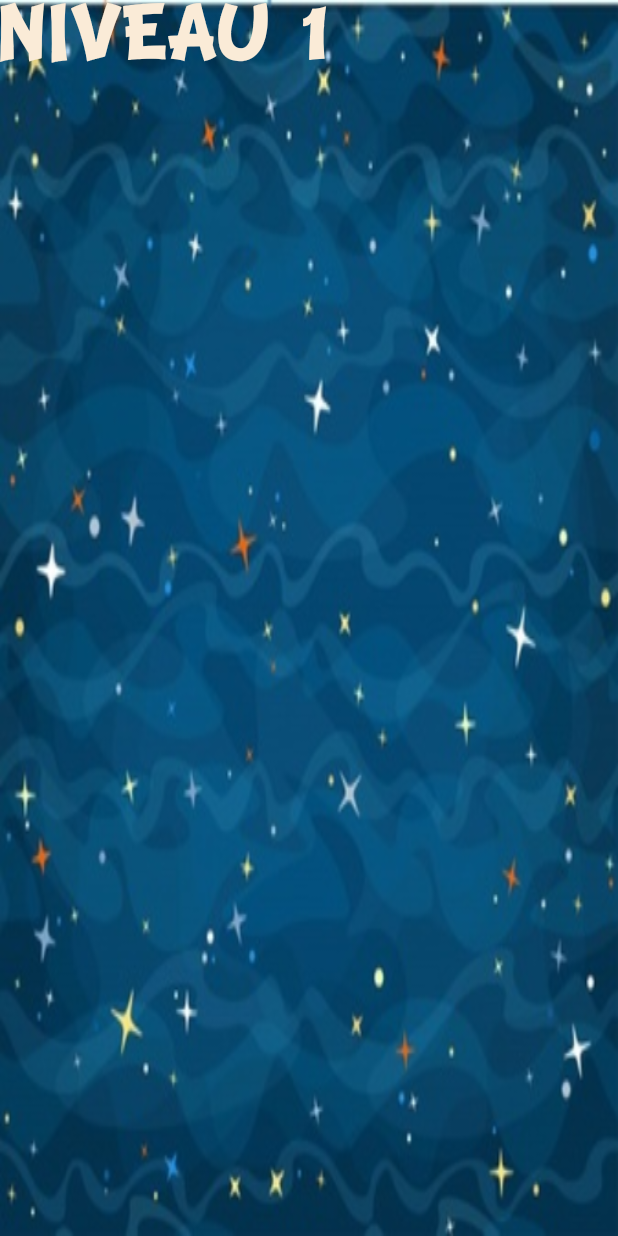
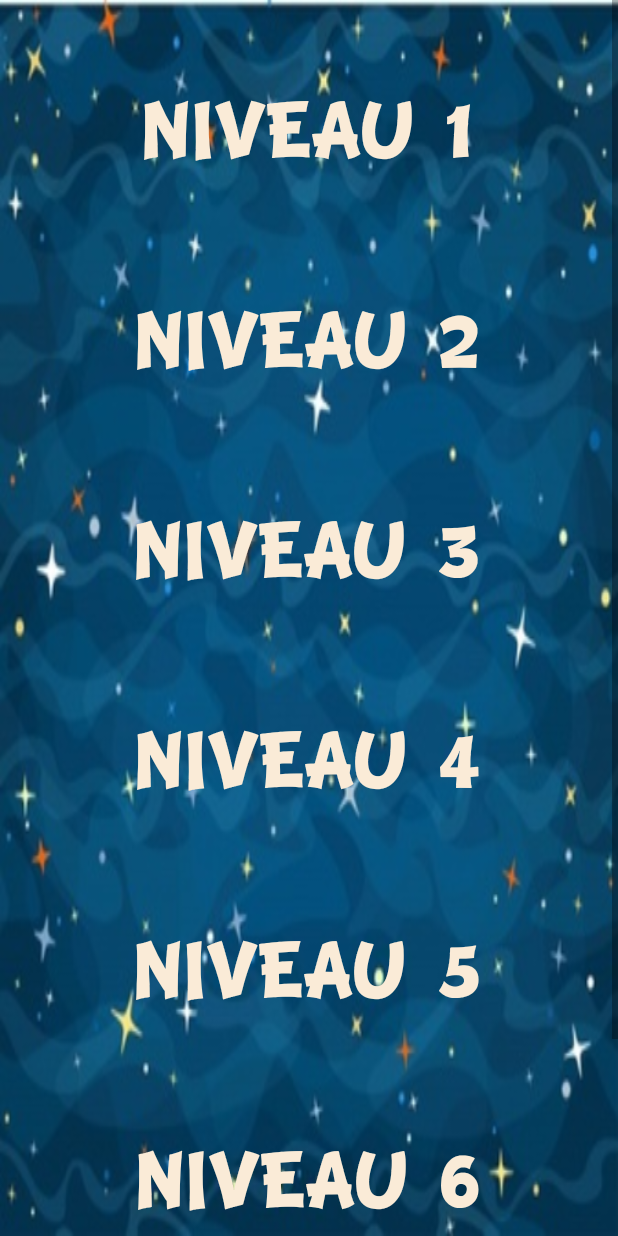
Before and after one commit to TheGroovINTpanda/Pandarezzo, an Android app: the layout menu_niveau.xml on its own in the app's theme, with its tools: preview values and no code run, on a phone screen of 412 x 824 dp. Run offline under Robolectric (Android 15) with nearby library versions, the phone set to English and light mode, and no system bars.

Commit message:
scrollview ajout boutons

```diff
--- a/app/src/main/res/layout/menu_niveau.xml
+++ b/app/src/main/res/layout/menu_niveau.xml
@@ -1,18 +1,103 @@
 <?xml version="1.0" encoding="utf-8"?>
 <ScrollView
-    xmlns:android="http://schemas.android.com/apk/res/android" android:layout_width="match_parent"
+    xmlns:android="http://schemas.android.com/apk/res/android"
+    android:layout_width="match_parent"
     android:layout_height="match_parent"
     android:background="@drawable/ciel_etoile"
     >
 
-    <Button
-        android:id="@+id/niveau1"
-        android:layout_width="wrap_content"
+    <LinearLayout
+        android:layout_width="match_parent"
         android:layout_height="wrap_content"
-        android:background="@color/transparant"
-        android:fontFamily="@font/bd_cartoon_shout"
-        android:text="Niveau 1"
-        android:textSize="42dp"
-        android:textColor="@color/blanc_antique"/>
+        android:orientation="vertical"
+        android:gravity="center">
 
+        <Button
+            android:id="@+id/niveau1"
+            android:layout_width="wrap_content"
+            android:layout_height="100dp"
+            android:background="@color/transparant"
+            android:fontFamily="@font/bd_cartoon_shout"
+            android:text="Niveau 1"
+            android:textSize="42sp"
+            android:textColor="@color/blanc_antique"
+            android:layout_marginTop="40dp"
+            />
+
+        <Button
+            android:id="@+id/niveau2"
+            android:layout_width="wrap_content"
+            android:layout_height="100dp"
+            android:layout_marginTop="40dp"
+            android:background="@color/transparant"
+            android:fontFamily="@font/bd_cartoon_shout"
+            android:text="Niveau 2"
+            android:textSize="42sp"
+            android:textColor="@color/blanc_antique"
+            />
+
+        <Button
+            android:id="@+id/niveau3"
+            android:layout_width="wrap_content"
+            android:layout_height="100dp"
+            android:layout_marginTop="40dp"
+            android:background="@color/transparant"
+            android:fontFamily="@font/bd_cartoon_shout"
+            android:text="Niveau 3"
+            android:textSize="42sp"
+            android:textColor="@color/blanc_antique"
+            />
+
+        <Button
+            android:id="@+id/niveau4"
+            android:layout_width="wrap_content"
+            android:layout_height="100dp"
+            android:layout_marginTop="40dp"
+            android:background="@color/transparant"
+            android:fontFamily="@font/bd_cartoon_shout"
+            android:text="Niveau 4"
+            android:textSize="42sp"
+            android:textColor="@color/blanc_antique"
+            />
+
+        <Button
+            android:id="@+id/niveau5"
+            android:layout_width="wrap_content"
+            android:layout_height="100dp"
+            android:layout_marginTop="40dp"
+            android:background="@color/transparant"
+            android:fontFamily="@font/bd_cartoon_shout"
+            android:text="Niveau 5"
+            android:textSize="42sp"
+            android:textColor="@color/blanc_antique"
+            />
+
+        <Button
+            android:id="@+id/niveau6"
+            android:layout_width="wrap_content"
+            android:layout_height="100dp"
+            android:layout_marginTop="40dp"
+            android:background="@color/transparant"
+            android:fontFamily="@font/bd_cartoon_shout"
+            android:text="Niveau 6"
+            android:textSize="42sp"
+            android:textColor="@color/blanc_antique"
+            />
+
+        <Button
+            android:id="@+id/niveau7"
+            android:layout_width="wrap_content"
+            android:layout_height="100dp"
+            android:layout_marginTop="40dp"
+            android:background="@color/transparant"
+            android:fontFamily="@font/bd_cartoon_shout"
+            android:text="Niveau 7"
+            android:textSize="42sp"
+            android:textColor="@color/blanc_antique"
+            />
+
+
+
+
+    </LinearLayout>
 </ScrollView>
```
